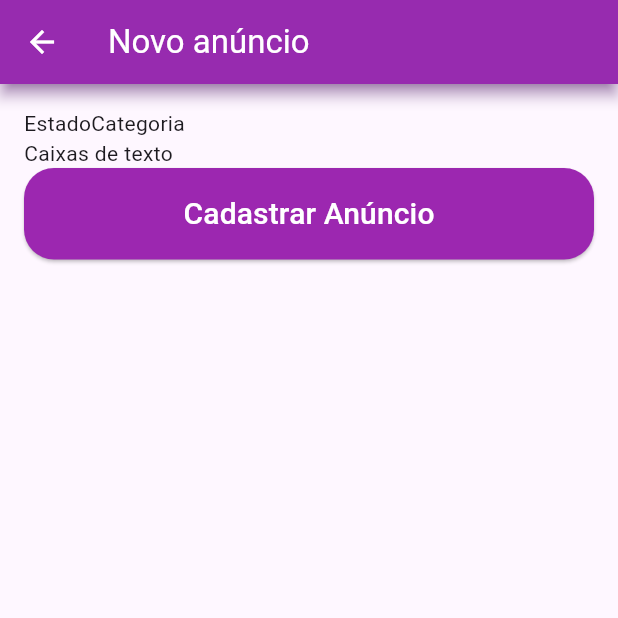
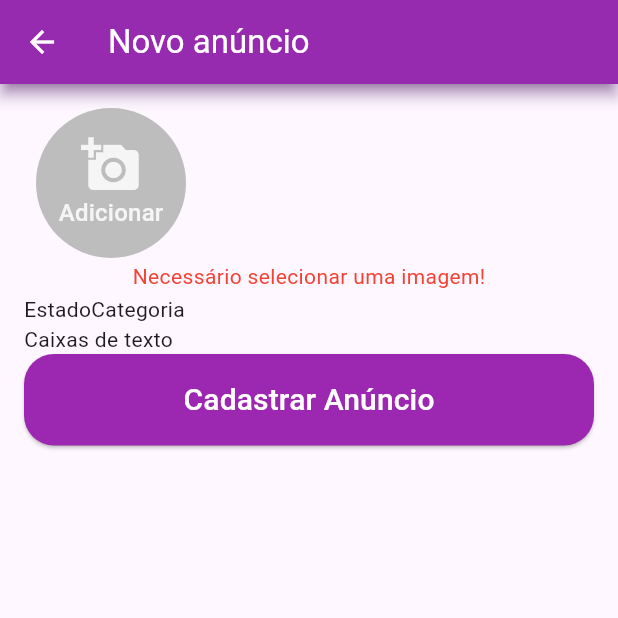
Before and after one commit to Dnts77/olx-flutter, a Flutter app: the NewAdScreen screen opened by its route, after a tap on "Cadastrar Anúncio", on a phone screen of 412 x 824 dp, the top half of it. Run offline on Flutter 3.47's test engine with Material 3 defaults, Android fonts, the phone set to English and light mode, and no system bars; our stand-ins replace firebase_auth, firebase_core; accounts and stored records are empty.

Commit message:
:sparkles: feat: Começo da lógica para adicionar novos anúncios

```diff
--- a/lib/screens/new_ad_screen.dart
+++ b/lib/screens/new_ad_screen.dart
@@ -1,3 +1,5 @@
+import 'dart:io';
+
 import 'package:flutter/material.dart';
 import 'package:olx_flutter/widgets/customized_button.dart';
 
@@ -12,6 +14,11 @@ class NewAdScreen extends StatefulWidget {
 class _NewAdScreenState extends State<NewAdScreen> {
 
   final _formKey = GlobalKey<FormState>();
+  final List<File> _imagesList = [];
+
+  void _selectGalleryImage(){
+
+  }
 
   @override
   Widget build(BuildContext context) {
@@ -28,11 +35,70 @@ class _NewAdScreenState extends State<NewAdScreen> {
               crossAxisAlignment: CrossAxisAlignment.stretch,
               children: [
                 //Imagens
-                /*FormField(
+                FormField<List>(
+                  initialValue: _imagesList,
+                  validator: (images){
+                    if(images!.isEmpty){
+                      return "Necessário selecionar uma imagem!";
+                    }
+                    return null;
+                  },
                   builder: (field) {
-                    throw '';
+                    return Column(
+                      children: [
+                        SizedBox(
+                          height: 100,
+                          child: ListView.builder(
+                            scrollDirection: Axis.horizontal,
+                            itemCount: _imagesList.length + 1, //0
+                            itemBuilder: (context, index){
+                              if(index == _imagesList.length){
+                                return Padding(
+                                  padding: EdgeInsets.symmetric(horizontal: 8),
+                                  child: GestureDetector(
+                                    onTap: (){
+                                      _selectGalleryImage();
+                                    },
+                                    child: CircleAvatar(
+                                      backgroundColor: Colors.grey[400],
+                                      radius: 50,
+                                      child: Column(
+                                        mainAxisAlignment: MainAxisAlignment.center,
+                                        children: [
+                                          Icon(
+                                            Icons.add_a_photo,
+                                            size: 40,
+                                            color: Colors.grey[100],
+                                          ),
+                                          Text(
+                                            "Adicionar",
+                                            style: TextStyle(color: Colors.grey[100]),
+                                          )
+                                        ],
+                                      ),
+                                    ),
+                                  ),
+                                );
+                              }
+                              if(_imagesList.isNotEmpty){
+
+                              }
+                              return Container();
+                            },
+                          ),
+                        ),
+                        if(field.hasError)
+                          Container(
+                            padding: EdgeInsets.all(2),
+                            child: Text(
+                              "${field.errorText}",
+                              style: TextStyle(color: Colors.red, fontSize: 14),
+                            ),
+                          )
+                      ],
+                    );
                   },
-                ),*/
+                ),
 
                 //Dropdown
                 Row(
```
